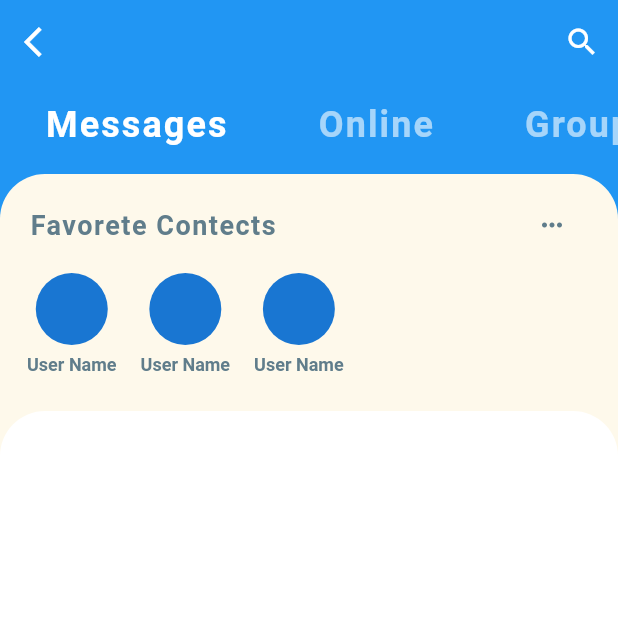
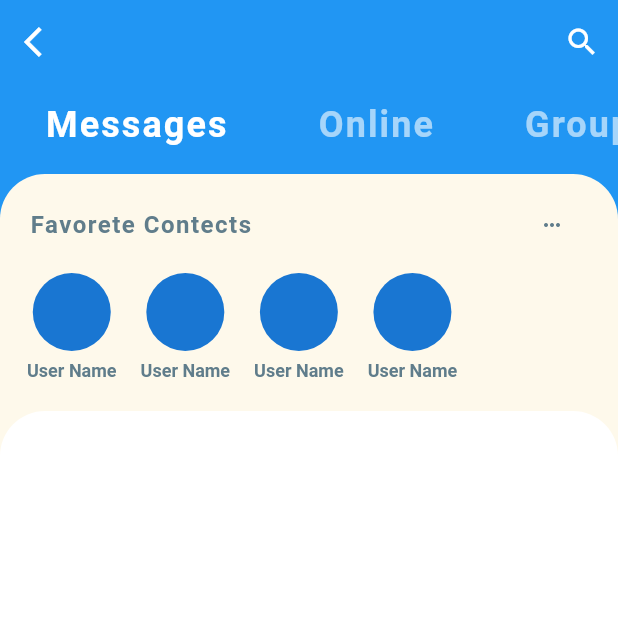
Before and after one commit to Mustafa7Ibrahim/chatting, a Flutter app: the screen it shows once a user with an empty profile is signed in, on a phone screen of 412 x 824 dp, the top half of it. Run offline on Flutter 3.47's test engine with Material 2 defaults, Android fonts, the phone set to English and light mode, and no system bars; our stand-ins replace cloud_firestore, firebase_auth, font_awesome_flutter; accounts and stored records are empty.

Commit message:
new update

```diff
--- a/lib/screens/authencation/signIn/editBox.dart
+++ b/lib/screens/authencation/signIn/editBox.dart
@@ -1,5 +1,5 @@
 import 'package:chat_fire/auth/authService.dart';
-import 'package:chat_fire/screens/chat_home/chat.dart';
+import 'package:chat_fire/screens/chatHome/chat.dart';
 import 'package:chat_fire/shared/constant.dart';
 import 'package:flutter/material.dart';
 import 'package:font_awesome_flutter/font_awesome_flutter.dart';
--- a/lib/screens/authencation/signUp/sign_up.dart
+++ b/lib/screens/authencation/signUp/sign_up.dart
@@ -1,6 +1,6 @@
 import 'package:chat_fire/auth/authService.dart';
 import 'package:chat_fire/screens/authencation/signIn/signIn.dart';
-import 'package:chat_fire/screens/chat_home/chat.dart';
+import 'package:chat_fire/screens/chatHome/chat.dart';
 import 'package:chat_fire/shared/constant.dart';
 
 import 'package:flutter/material.dart';
--- a/lib/screens/chat_home/favorete_contects.dart
+++ b/lib/screens/chatHome/favorete_contects.dart
@@ -25,7 +25,7 @@ class FavoreteContects extends StatelessWidget {
                     Text(
                       'Favorete Contects',
                       style: TextStyle(
-                        fontSize: 18.0,
+                        fontSize: 16.0,
                         fontWeight: FontWeight.bold,
                         letterSpacing: 1.0,
                         color: Colors.blueGrey,
@@ -34,7 +34,7 @@ class FavoreteContects extends StatelessWidget {
                     IconButton(
                       icon: Icon(Icons.more_horiz),
                       color: Colors.blueGrey,
-                      iconSize: 20.0,
+                      iconSize: 16.0,
                       onPressed: () {},
                     ),
                   ],
@@ -45,19 +45,15 @@ class FavoreteContects extends StatelessWidget {
                 child: ListView.builder(
                   padding: EdgeInsets.only(left: 10.0),
                   scrollDirection: Axis.horizontal,
-                  itemCount: 3,
+                  itemCount: 4,
                   itemBuilder: (BuildContext context, int index) {
                     return GestureDetector(
                       child: Padding(
                         padding: EdgeInsets.all(8.0),
                         child: Column(
                           children: <Widget>[
-                            CircleAvatar(
-                              radius: 24.0,
-                            ),
-                            SizedBox(
-                              height: 6.0,
-                            ),
+                            CircleAvatar(radius: 26.0),
+                            SizedBox(height: 6.0),
                             Text(
                               'User Name',
                               style: TextStyle(
--- /dev/null
+++ b/lib/screens/chatHome/recent_chats.dart
@@ -0,0 +1,33 @@
+import 'package:chat_fire/models/user.dart';
+import 'package:chat_fire/screens/chatHome/userTile.dart';
+import 'package:flutter/material.dart';
+import 'package:provider/provider.dart';
+
+class RecentChats extends StatelessWidget {
+  @override
+  Widget build(BuildContext context) {
+    final users = Provider.of<List<User>>(context) ?? [];
+
+    return Expanded(
+      child: Container(
+        color: Theme.of(context).accentColor,
+        child: Container(
+          decoration: BoxDecoration(
+            color: Colors.white,
+            borderRadius: BorderRadius.only(
+              topLeft: const Radius.circular(30.0),
+              topRight: const Radius.circular(30.0),
+            ),
+          ),
+          child: ListView.builder(
+            itemCount: users.length,
+            padding: EdgeInsets.only(top: 18, bottom: 18),
+            itemBuilder: (context, index) {
+              return UserTile(user: users[index]);
+            },
+          ),
+        ),
+      ),
+    );
+  }
+}
--- a/lib/screens/chat_home/recent_chats.dart
+++ /dev/null
@@ -1,22 +0,0 @@
-import 'package:chat_fire/screens/chat_home/userList.dart';
-import 'package:flutter/material.dart';
-
-class RecentChats extends StatelessWidget {
-  @override
-  Widget build(BuildContext context) {
-    return Expanded(
-      child: Container(
-        color: Theme.of(context).accentColor,
-        child: Container(
-          decoration: BoxDecoration(
-              color: Colors.white,
-              borderRadius: BorderRadius.only(
-                topLeft: const Radius.circular(30.0),
-                topRight: const Radius.circular(30.0),
-              )),
-          child: UserList(),
-          ),
-        ),
-    );
-  }
-}
--- a/lib/screens/chat_home/userList.dart
+++ /dev/null
@@ -1,24 +0,0 @@
-import 'package:chat_fire/models/user.dart';
-import 'package:chat_fire/screens/chat_home/userTile.dart';
-import 'package:flutter/material.dart';
-import 'package:provider/provider.dart';
-
-class UserList extends StatefulWidget {
-  @override
-  _UserListState createState() => _UserListState();
-}
-
-class _UserListState extends State<UserList> {
-  @override
-  Widget build(BuildContext context) {
-
-    final users =Provider.of<List<User>>(context) ?? [];
-
-    return ListView.builder(
-      itemCount: users.length,
-      itemBuilder: (context, index) {
-        return UserTile(user: users[index]);
-      },
-    );
-  }
-}
--- a/lib/screens/wrapper.dart
+++ b/lib/screens/wrapper.dart
@@ -1,6 +1,6 @@
 import 'package:chat_fire/models/user.dart';
 import 'package:chat_fire/screens/authencation/signIn/signIn.dart';
-import 'package:chat_fire/screens/chat_home/chat.dart';
+import 'package:chat_fire/screens/chatHome/chat.dart';
 import 'package:flutter/cupertino.dart';
 import 'package:provider/provider.dart';
 
--- a/pubspec.yaml
+++ b/pubspec.yaml
@@ -25,7 +25,6 @@ dependencies:
   cupertino_icons: ^0.1.2
   google_sign_in: ^4.0.14
   firebase_auth: ^0.15.1
-  firebase_storage: ^3.0.8
   cloud_firestore: ^0.13.0+1
   font_awesome_flutter: ^8.5.0
   provider: ^4.0.3
```
Also changed, not shown: lib/screens/chatHome/category_selector.dart (renamed from lib/screens/chat_home/category_selector.dart, +3 -5 lines), lib/screens/chatHome/userTile.dart (added, +27 -0 lines), lib/screens/chat_home/userTile.dart (deleted, +0 -30 lines), lib/screens/chatHome/chat.dart (renamed from lib/screens/chat_home/chat.dart), pubspec.lock, 1 other file.
